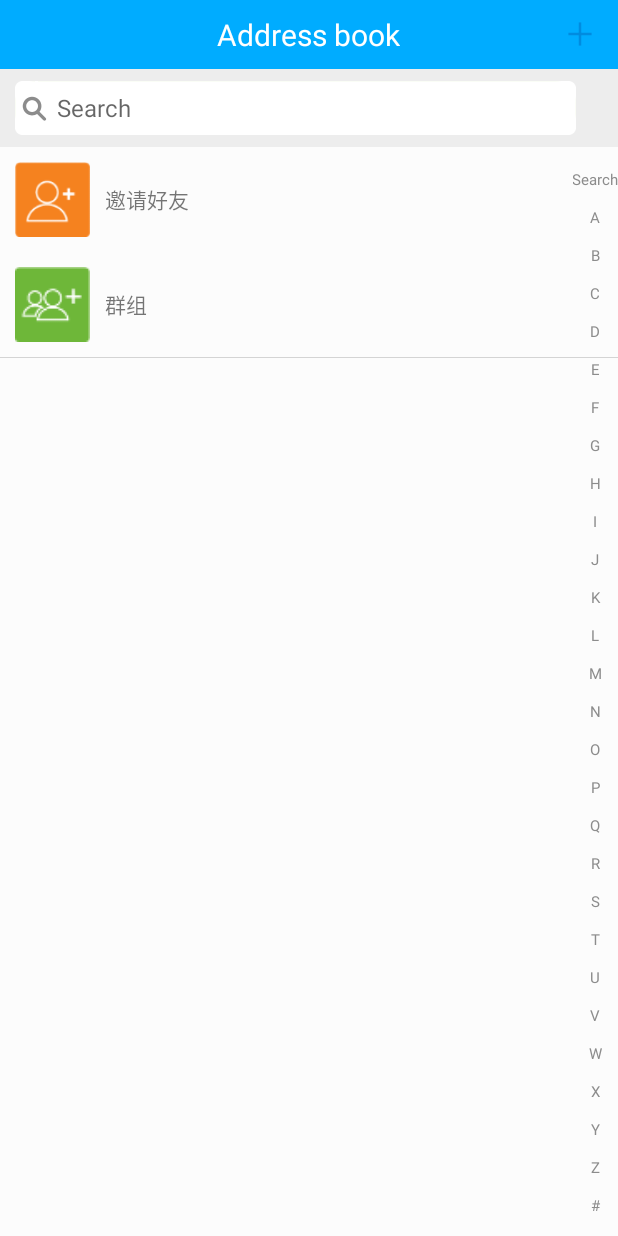
After one commit to tiankuo-android/IM0224, an Android app: the fragment ContactFragment shown on its own in the app's theme, on a phone screen of 412 x 824 dp. The commit adds this screen. Run offline under Robolectric (Android 15) with nearby library versions, the phone set to English and light mode, and no system bars; 1 statement that could not run was skipped.

Commit message:
添加联系人

```diff
--- a/app/src/main/AndroidManifest.xml
+++ b/app/src/main/AndroidManifest.xml
@@ -37,9 +37,8 @@
                 <category android:name="android.intent.category.LAUNCHER" />
             </intent-filter>
         </activity>
-        <activity android:name=".activity.MainActivity"/>
-        <activity android:name=".activity.LoginActivity"></activity>
-
+        <activity android:name=".activity.MainActivity" />
+        <activity android:name=".activity.LoginActivity" />
 
         <!-- 设置环信应用的appkey -->
         <meta-data
@@ -63,6 +62,7 @@
             </intent-filter>
         </receiver>
 
+        <activity android:name=".fragment.AddContactActivity"></activity>
     </application>
 
 </manifest>
--- /dev/null
+++ b/app/src/main/java/com/atguigu/tiankuo/im0224/fragment/ContactFragment.java
@@ -0,0 +1,60 @@
+package com.atguigu.tiankuo.im0224.fragment;
+
+import android.content.Intent;
+import android.view.View;
+import android.widget.LinearLayout;
+
+import com.atguigu.tiankuo.im0224.R;
+import com.atguigu.tiankuo.im0224.utils.UIUtils;
+import com.hyphenate.easeui.ui.EaseContactListFragment;
+
+/**
+ * 作者：田阔
+ * 邮箱：1226147264@qq.com
+ * Created by Administrator on 2017/7/3 0003.
+ */
+public class ContactFragment extends EaseContactListFragment {
+
+    protected void initView() {
+        super.initView();
+    }
+
+    @Override
+    protected void setUpView() {
+        super.setUpView();
+
+        //初始化ListView头布局
+        initHeadView();
+
+        titleBar.setRightImageResource(R.drawable.ease_blue_add);
+        titleBar.setRightLayoutClickListener(new View.OnClickListener() {
+            @Override
+            public void onClick(View v) {
+                startActivity(new Intent(getActivity(),AddContactActivity.class));
+            }
+        });
+
+    }
+
+    private void initHeadView() {
+
+        View headView = View.inflate(getContext(), R.layout.head_view, null);
+        LinearLayout groups = (LinearLayout) headView.findViewById(R.id.ll_groups);
+        LinearLayout friends = (LinearLayout) headView.findViewById(R.id.ll_friends);
+
+        listView.addHeaderView(headView);
+
+        groups.setOnClickListener(new View.OnClickListener() {
+            @Override
+            public void onClick(View v) {
+                UIUtils.showToast("groups");
+            }
+        });
+        friends.setOnClickListener(new View.OnClickListener() {
+            @Override
+            public void onClick(View v) {
+                UIUtils.showToast("friends");
+            }
+        });
+    }
+}
--- a/app/src/main/res/layout/activity_main.xml
+++ b/app/src/main/res/layout/activity_main.xml
@@ -11,7 +11,9 @@
         android:id="@+id/main_fl"
         android:layout_width="match_parent"
         android:layout_height="0dp"
-        android:layout_weight="1" />
+        android:layout_weight="1" >
+
+    </FrameLayout>
 
     <RadioGroup
         android:id="@+id/main_rg"
--- a/app/src/main/res/layout/fragment_setting.xml
+++ b/app/src/main/res/layout/fragment_setting.xml
@@ -11,9 +11,10 @@
 
         <TextView
             android:layout_width="match_parent"
-            android:layout_height="match_parent"
+            android:layout_height="wrap_content"
             android:layout_centerInParent="true"
             android:gravity="center"
+            android:textSize="26sp"
             android:text="设置" />
     </RelativeLayout>
 
@@ -24,5 +25,5 @@
         android:textSize="75sp"
         android:text="退出登录"
         android:layout_width="match_parent"
-        android:layout_height="50dp" />
+        android:layout_height="25dp" />
 </LinearLayout>
--- /dev/null
+++ b/app/src/main/res/layout/head_view.xml
@@ -0,0 +1,55 @@
+<?xml version="1.0" encoding="utf-8"?>
+<LinearLayout xmlns:android="http://schemas.android.com/apk/res/android"
+    android:layout_width="match_parent"
+    android:layout_height="wrap_content"
+    android:orientation="vertical">
+
+    <LinearLayout
+        android:id="@+id/ll_friends"
+        android:layout_width="match_parent"
+        android:layout_height="wrap_content"
+        android:layout_margin="10dp"
+        android:orientation="horizontal">
+
+        <ImageView
+            android:layout_width="50dp"
+            android:layout_height="50dp"
+            android:background="@drawable/ease_new_friends_icon" />
+
+        <TextView
+            android:layout_width="wrap_content"
+            android:layout_height="wrap_content"
+            android:layout_gravity="center"
+            android:layout_marginLeft="10dp"
+            android:text="邀请好友" />
+
+        <ImageView
+            android:id="@+id/iv_invite"
+            android:layout_width="wrap_content"
+            android:layout_height="wrap_content"
+            android:layout_gravity="center_vertical"
+            android:layout_marginLeft="10dp"
+            android:background="@android:drawable/ic_notification_overlay"
+            android:visibility="gone" />
+    </LinearLayout>
+
+    <LinearLayout
+        android:id="@+id/ll_groups"
+        android:layout_width="match_parent"
+        android:layout_height="wrap_content"
+        android:layout_margin="10dp"
+        android:orientation="horizontal">
+
+        <ImageView
+            android:layout_width="50dp"
+            android:layout_height="50dp"
+            android:background="@mipmap/em_create_group" />
+
+        <TextView
+            android:layout_width="wrap_content"
+            android:layout_height="wrap_content"
+            android:layout_gravity="center_vertical"
+            android:layout_marginLeft="10dp"
+            android:text="群组" />
+    </LinearLayout>
+</LinearLayout>
```
Also changed, not shown: app/src/main/java/com/atguigu/tiankuo/im0224/activity/MainActivity.java (+6 -6 lines), app/src/main/java/com/atguigu/tiankuo/im0224/fragment/AddContactActivity.java (added, +22 -0 lines), app/src/main/java/com/atguigu/tiankuo/im0224/fragment/ContactActivity.java (deleted, +0 -25 lines), app/src/main/java/com/atguigu/tiankuo/im0224/fragment/ConversationActivity.java (deleted, +0 -25 lines), app/src/main/java/com/atguigu/tiankuo/im0224/fragment/ConversationFragment.java (added, +25 -0 lines), app/src/main/java/com/atguigu/tiankuo/im0224/fragment/SettingsActivity.java (deleted, +0 -81 lines), app/src/main/java/com/atguigu/tiankuo/im0224/fragment/SettingsFragment.java (added, +81 -0 lines), app/src/main/res/layout/activity_add_contact.xml (added, +75 -0 lines).
